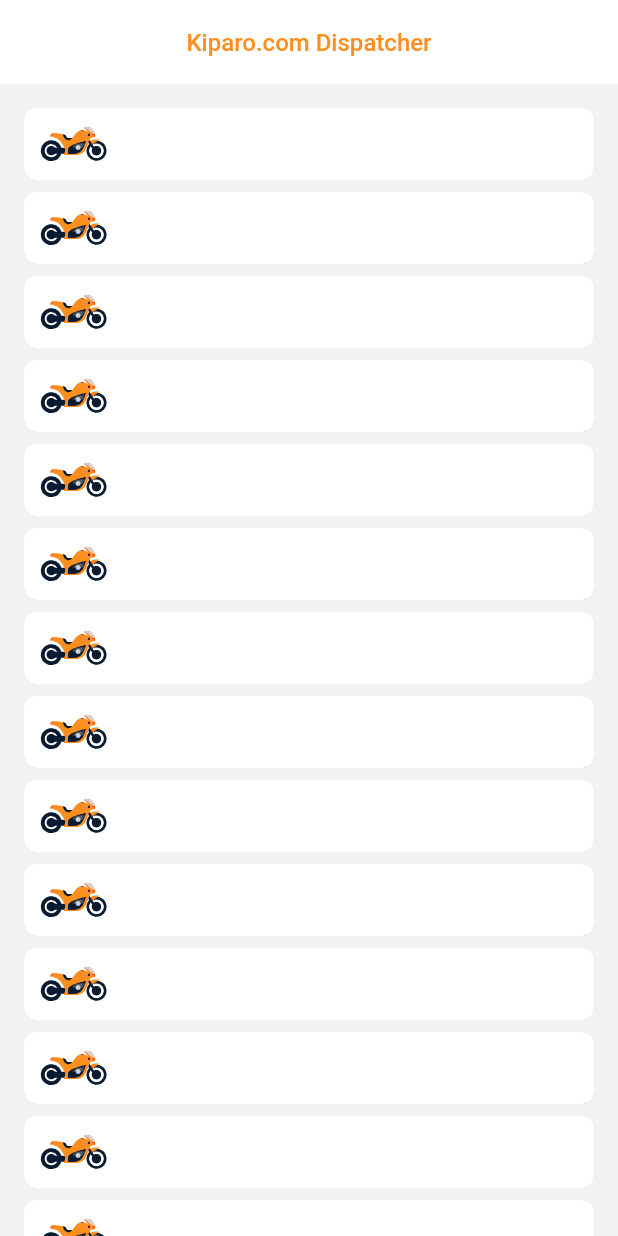
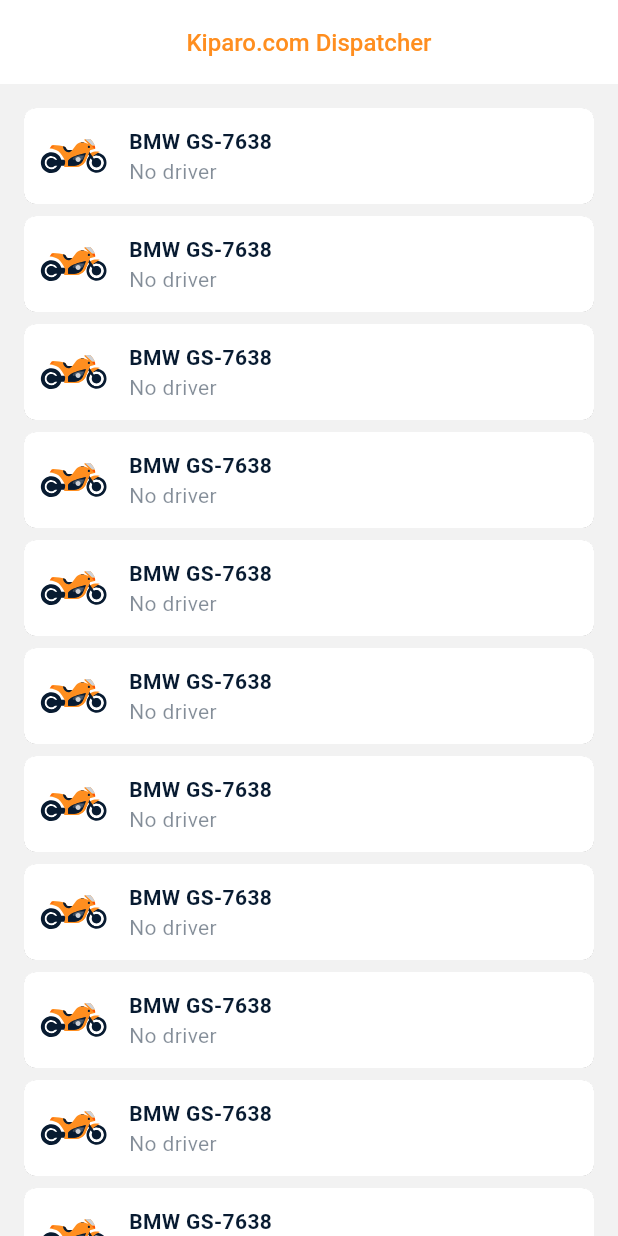
Before and after one commit to folkstay/vehicle_app, a Flutter app: the screen it shows after launch, on a phone screen of 412 x 824 dp. Run offline on Flutter 3.47's test engine with Material 3 defaults, Android fonts, the phone set to English and light mode, and no system bars; our stand-ins replace flutter_svg.

Commit message:
Text
added Text

```diff
--- a/vehicle/lib/pages/vehicle/vehicle_item.dart
+++ b/vehicle/lib/pages/vehicle/vehicle_item.dart
@@ -7,7 +7,9 @@ class VehicleItem extends StatelessWidget {
 
   @override
   Widget build(BuildContext context) {
-    return Card(
+    return SizedBox(
+      height: 64,
+      child: Card(
         color: surfaceColor,
         elevation: 0.06,
         margin: EdgeInsets.zero,
@@ -21,11 +23,34 @@ class VehicleItem extends StatelessWidget {
                 children: <Widget>[vehicleMotorcycleImage, _title(), _state()]),
           ),
         ),
+      ),
     );
   }
 
   Widget _title() {
-    return Container();
+    return const Padding(
+      padding: EdgeInsets.only(left: 6, right: 6),
+      child: Column(
+        crossAxisAlignment: CrossAxisAlignment.start,
+        mainAxisAlignment: MainAxisAlignment.center,
+        children: <Widget>[
+          Text(
+            'BMW GS-7638',
+            style: TextStyle(
+                color: secondaryColor,
+                fontSize: 14,
+                fontWeight: FontWeight.w600),
+          ),
+          Text(
+            'No driver',
+            style: TextStyle(
+                color: secondaryVariantColor,
+                fontSize: 14,
+                fontWeight: FontWeight.w400),
+          ),
+        ],
+      ),
+    );
   }
 
   Widget _state() {
```
Lines whose indentation alone changed are shown as unchanged.
